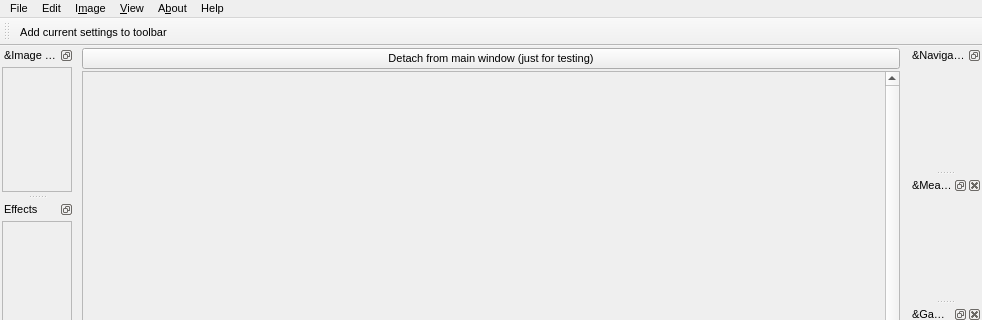
First picture: the form in mandelbulber2/qt/render_window.ui, repository buddhi1980/mandelbulber2, before the edit; both pictures show x 0 to 982 and y 0 to 320 of the 982 by 929 pixel window.
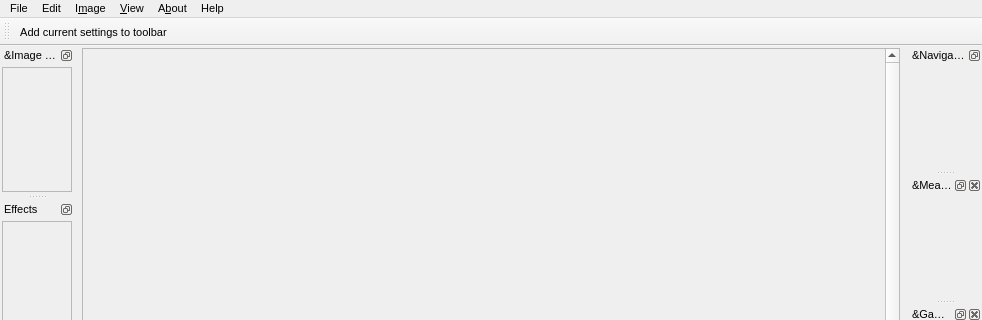
Second picture: the form after the edit. Icons and pictures are not drawn. Custom widgets are drawn as their Qt base class.

Commit message: created separate class for detached image window (cDetachedWindow) detach action now is triggered from View menu removed close button from image window

Patch:
```diff
--- a/mandelbulber2/qt/render_window.ui
+++ b/mandelbulber2/qt/render_window.ui
@@ -30,7 +30,7 @@
    <bool>true</bool>
   </property>
   <widget class="QWidget" name="centralwidget">
-   <layout class="QVBoxLayout" name="verticalLayout" stretch="0,0">
+   <layout class="QVBoxLayout" name="verticalLayout" stretch="0">
     <property name="spacing">
      <number>2</number>
     </property>
@@ -46,13 +46,6 @@
     <property name="bottomMargin">
      <number>2</number>
     </property>
-    <item>
-     <widget class="QPushButton" name="pushButton_testDetach">
-      <property name="text">
-       <string>Detach from main window (just for testing)</string>
-      </property>
-     </widget>
-    </item>
     <item>
      <widget class="QWidget" name="widgetWithImage" native="true">
       <layout class="QVBoxLayout" name="verticalLayout_3">
@@ -85,7 +78,7 @@
             <x>0</x>
             <y>0</y>
             <width>753</width>
-            <height>654</height>
+            <height>677</height>
            </rect>
           </property>
           <layout class="QVBoxLayout" name="scrollAreaLayoutRenderedImage">
```
Left out of the diff: 20 changed lines with no effect on the pictures. The commit also changes 8 other files.
